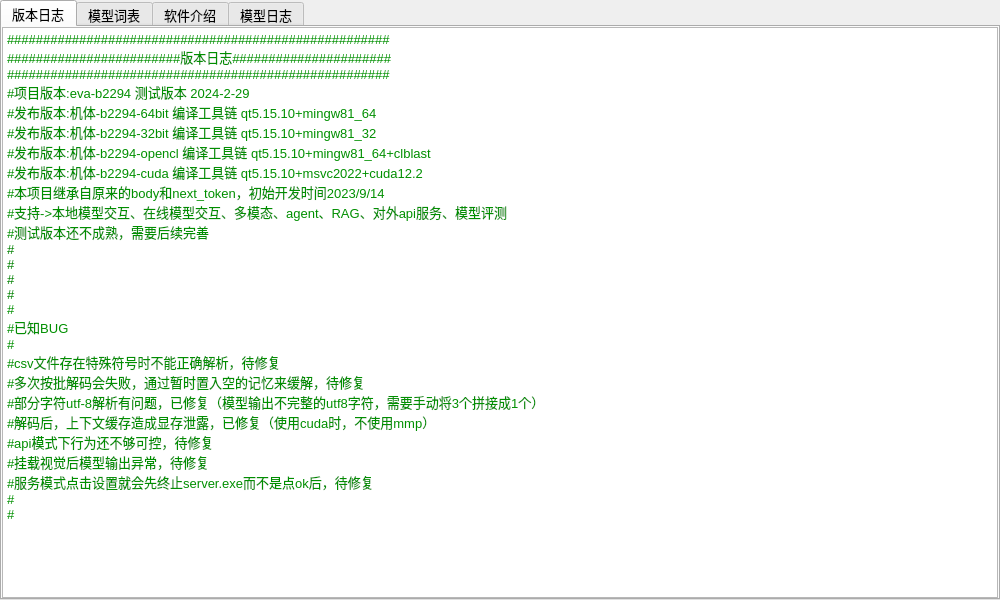
Above: utils/versionlog.ui from ylsdamxssjxxdd/eva before the change. Below: the same form after it.
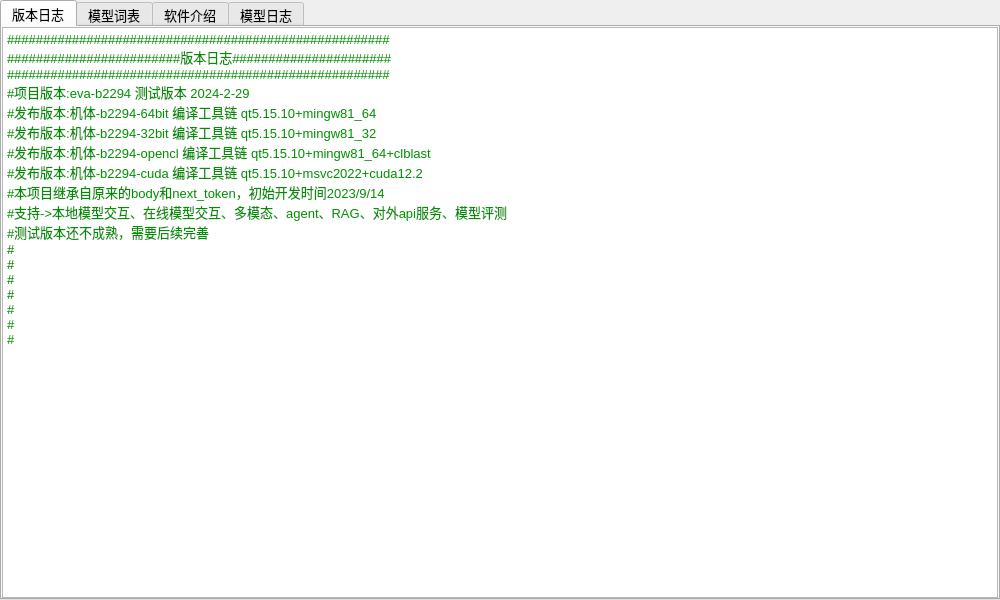
That is the form after the change.

Diff of the .ui file:
```diff
--- a/utils/versionlog.ui
+++ b/utils/versionlog.ui
@@ -86,15 +86,6 @@
 &lt;p style=&quot; margin-top:0px; margin-bottom:0px; margin-left:0px; margin-right:0px; -qt-block-indent:0; text-indent:0px;&quot;&gt;&lt;span style=&quot; font-family:'Courier New'; font-size:10pt; color:#008000;&quot;&gt;#&lt;/span&gt;&lt;/p&gt;
 &lt;p style=&quot; margin-top:0px; margin-bottom:0px; margin-left:0px; margin-right:0px; -qt-block-indent:0; text-indent:0px;&quot;&gt;&lt;span style=&quot; font-family:'Courier New'; font-size:10pt; color:#008000;&quot;&gt;#&lt;/span&gt;&lt;/p&gt;
 &lt;p style=&quot; margin-top:0px; margin-bottom:0px; margin-left:0px; margin-right:0px; -qt-block-indent:0; text-indent:0px;&quot;&gt;&lt;span style=&quot; font-family:'Courier New'; font-size:10pt; color:#008f00;&quot;&gt;#&lt;/span&gt;&lt;/p&gt;
-&lt;p style=&quot; margin-top:0px; margin-bottom:0px; margin-left:0px; margin-right:0px; -qt-block-indent:0; text-indent:0px;&quot;&gt;&lt;span style=&quot; font-family:'Courier New'; font-size:10pt; color:#008f00;&quot;&gt;#已知BUG&lt;/span&gt;&lt;/p&gt;
-&lt;p style=&quot; margin-top:0px; margin-bottom:0px; margin-left:0px; margin-right:0px; -qt-block-indent:0; text-indent:0px;&quot;&gt;&lt;span style=&quot; font-family:'Courier New'; font-size:10pt; color:#008f00;&quot;&gt;#&lt;/span&gt;&lt;/p&gt;
-&lt;p style=&quot; margin-top:0px; margin-bottom:0px; margin-left:0px; margin-right:0px; -qt-block-indent:0; text-indent:0px;&quot;&gt;&lt;span style=&quot; font-family:'Courier New'; font-size:10pt; color:#008f00;&quot;&gt;#csv文件存在特殊符号时不能正确解析，待修复&lt;/span&gt;&lt;/p&gt;
-&lt;p style=&quot; margin-top:0px; margin-bottom:0px; margin-left:0px; margin-right:0px; -qt-block-indent:0; text-indent:0px;&quot;&gt;&lt;span style=&quot; font-family:'Courier New'; font-size:10pt; color:#008f00;&quot;&gt;#多次按批解码会失败，通过暂时置入空的记忆来缓解，待修复&lt;/span&gt;&lt;/p&gt;
-&lt;p style=&quot; margin-top:0px; margin-bottom:0px; margin-left:0px; margin-right:0px; -qt-block-indent:0; text-indent:0px;&quot;&gt;&lt;span style=&quot; font-family:'Courier New'; font-size:10pt; color:#008f00;&quot;&gt;#部分字符utf-8解析有问题，已修复（模型输出不完整的utf8字符，需要手动将3个拼接成1个）&lt;/span&gt;&lt;/p&gt;
-&lt;p style=&quot; margin-top:0px; margin-bottom:0px; margin-left:0px; margin-right:0px; -qt-block-indent:0; text-indent:0px;&quot;&gt;&lt;span style=&quot; font-family:'Courier New'; font-size:10pt; color:#008f00;&quot;&gt;#解码后，上下文缓存造成显存泄露，已修复（使用cuda时，不使用mmp）&lt;/span&gt;&lt;/p&gt;
-&lt;p style=&quot; margin-top:0px; margin-bottom:0px; margin-left:0px; margin-right:0px; -qt-block-indent:0; text-indent:0px;&quot;&gt;&lt;span style=&quot; font-family:'Courier New'; font-size:10pt; color:#008f00;&quot;&gt;#api模式下行为还不够可控，待修复&lt;/span&gt;&lt;/p&gt;
-&lt;p style=&quot; margin-top:0px; margin-bottom:0px; margin-left:0px; margin-right:0px; -qt-block-indent:0; text-indent:0px;&quot;&gt;&lt;span style=&quot; font-family:'Courier New'; font-size:10pt; color:#008f00;&quot;&gt;#挂载视觉后模型输出异常，待修复&lt;/span&gt;&lt;/p&gt;
-&lt;p style=&quot; margin-top:0px; margin-bottom:0px; margin-left:0px; margin-right:0px; -qt-block-indent:0; text-indent:0px;&quot;&gt;&lt;span style=&quot; font-family:'Courier New'; font-size:10pt; color:#008f00;&quot;&gt;#服务模式点击设置就会先终止server.exe而不是点ok后，待修复&lt;/span&gt;&lt;/p&gt;
 &lt;p style=&quot; margin-top:0px; margin-bottom:0px; margin-left:0px; margin-right:0px; -qt-block-indent:0; text-indent:0px;&quot;&gt;&lt;span style=&quot; font-family:'Courier New'; font-size:10pt; color:#008f00;&quot;&gt;#&lt;/span&gt;&lt;/p&gt;
 &lt;p style=&quot; margin-top:0px; margin-bottom:0px; margin-left:0px; margin-right:0px; -qt-block-indent:0; text-indent:0px;&quot;&gt;&lt;span style=&quot; font-family:'Courier New'; font-size:10pt; color:#008f00;&quot;&gt;#&lt;/span&gt;&lt;/p&gt;&lt;/body&gt;&lt;/html&gt;</string>
          </property>
```
